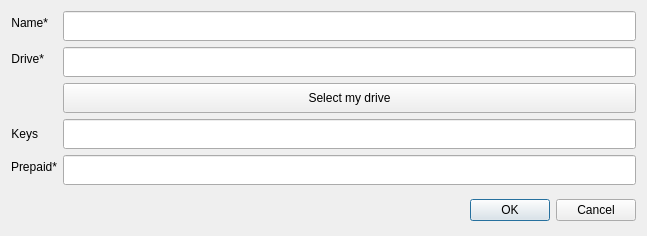
Before: the Qt Designer form UserApp/AddDownloadChannelDialog.ui in proximax-storage/cpp-xpx-storage-user-app, drawn with Qt 5.
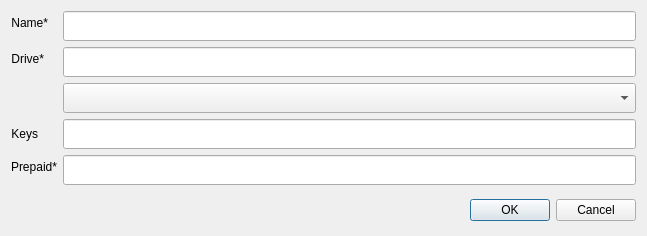
After: the same form once the commit is applied.

Commit message: Improved AddDownloadChannelDialog, DownloadPaymentDialog, StoragePaymentDialog

Diff of the .ui file:
```diff
--- a/UserApp/AddDownloadChannelDialog.ui
+++ b/UserApp/AddDownloadChannelDialog.ui
@@ -73,13 +73,7 @@
         </widget>
        </item>
        <item row="2" column="1">
-        <widget class="QPushButton" name="m_selectMyDriveBtn">
-         <property name="sizePolicy">
-          <sizepolicy hsizetype="Minimum" vsizetype="Maximum">
-           <horstretch>0</horstretch>
-           <verstretch>0</verstretch>
-          </sizepolicy>
-         </property>
+        <widget class="QComboBox" name="selectDriveBox">
          <property name="minimumSize">
           <size>
            <width>0</width>
@@ -92,9 +86,6 @@
            <height>30</height>
           </size>
          </property>
-         <property name="text">
-          <string>Select my drive</string>
-         </property>
         </widget>
        </item>
        <item row="3" column="0">
```
Left out of the diff: 20 changed lines with no effect on the pictures. The commit also changes 8 other files.
